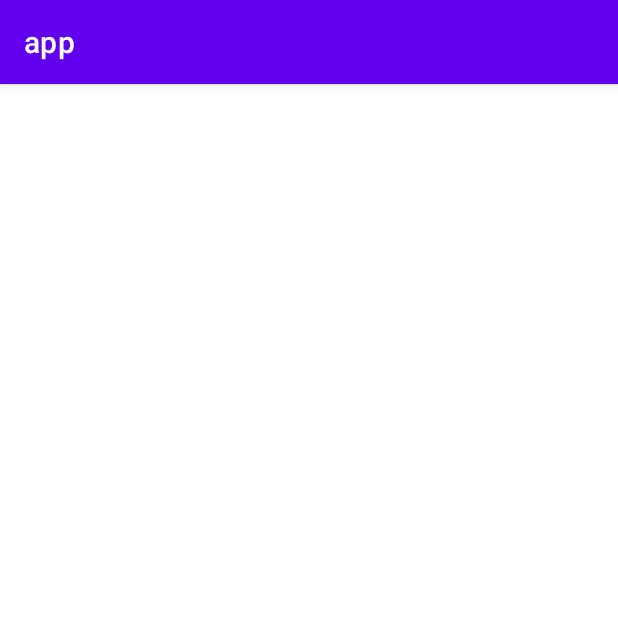
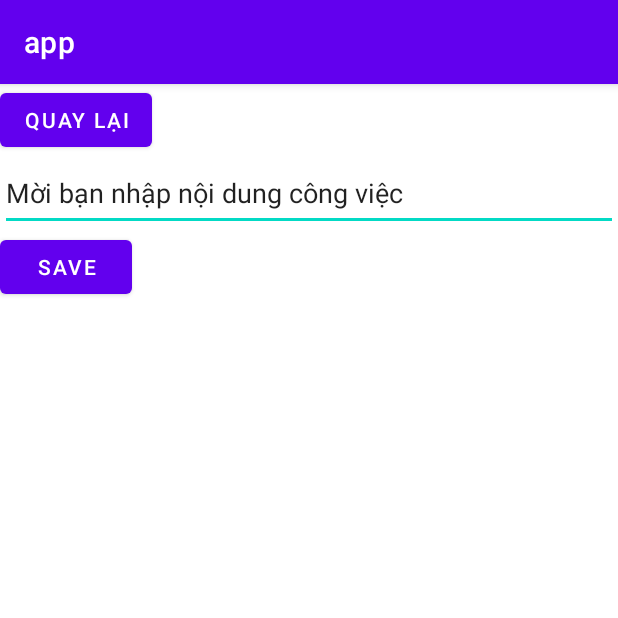
Before and after one commit to thang44hdai/toDoList, an Android app: the MainActivity2 screen opened directly, with no data from a screen before it, on a phone screen of 412 x 824 dp, the top half of it. Run offline under Robolectric (Android 15) with nearby library versions, the phone set to English and light mode, and no system bars.

Commit message:
Update activity_main2.xml

```diff
--- a/app/src/main/res/layout/activity_main2.xml
+++ b/app/src/main/res/layout/activity_main2.xml
@@ -1,9 +1,28 @@
 <?xml version="1.0" encoding="utf-8"?>
-<androidx.constraintlayout.widget.ConstraintLayout xmlns:android="http://schemas.android.com/apk/res/android"
+<RelativeLayout xmlns:android="http://schemas.android.com/apk/res/android"
     xmlns:app="http://schemas.android.com/apk/res-auto"
     xmlns:tools="http://schemas.android.com/tools"
     android:layout_width="match_parent"
     android:layout_height="match_parent"
     tools:context=".MainActivity2">
 
-</androidx.constraintlayout.widget.ConstraintLayout>
+    <Button
+        android:id="@+id/btnBack"
+        android:layout_width="wrap_content"
+        android:layout_height="wrap_content"
+        android:text="Quay lại" />
+
+    <EditText
+        android:id="@+id/edtInput"
+        android:layout_below="@+id/btnBack"
+        android:layout_width="match_parent"
+        android:layout_height="50dp"
+        android:text="Mời bạn nhập nội dung công việc" />
+
+    <Button
+        android:id="@+id/btnSave"
+        android:layout_below="@+id/edtInput"
+        android:layout_width="wrap_content"
+        android:layout_height="wrap_content"
+        android:text="Save" />
+</RelativeLayout>
```
